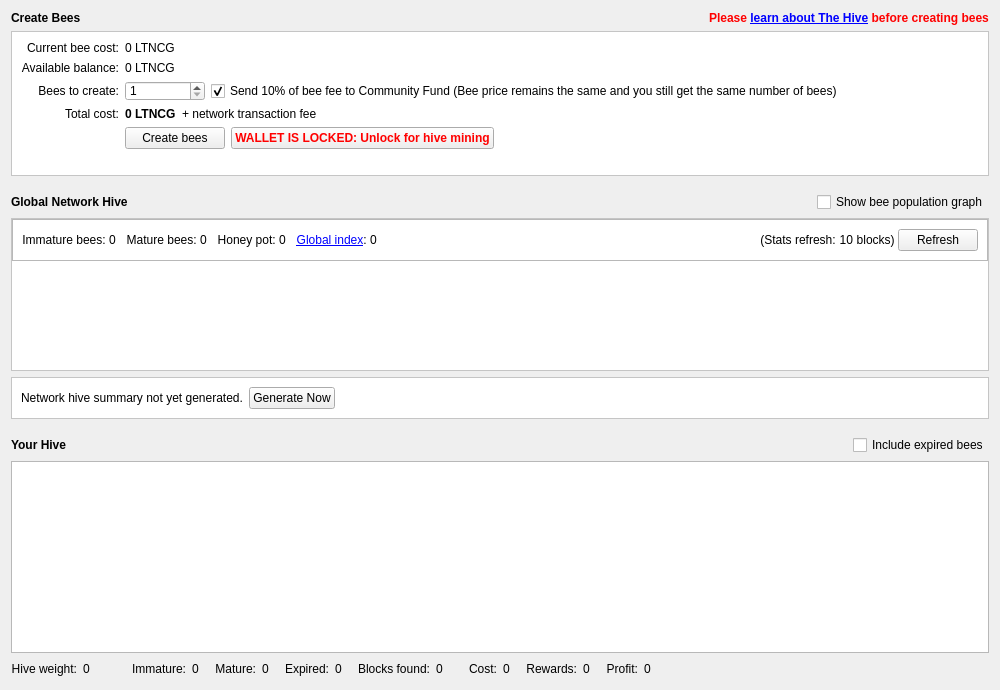
First picture: the form in src/qt/forms/hivedialog.ui, repository MerlinMagic2018/Lightning-Cash, before the edit.
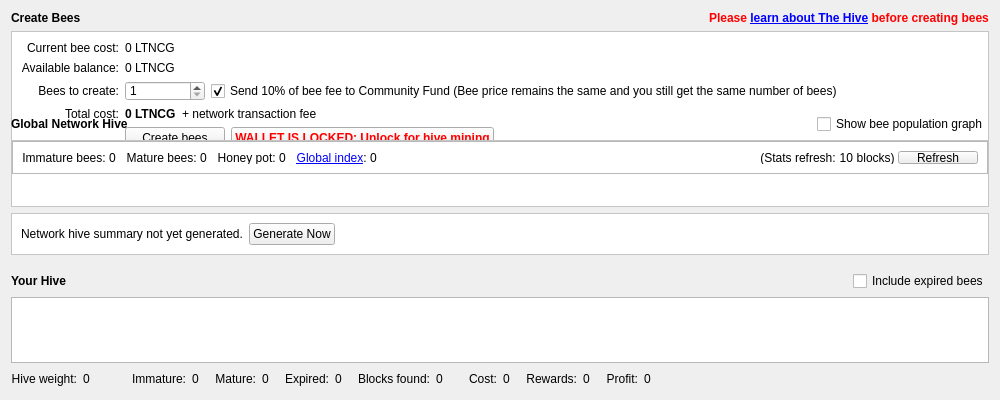
Second picture: the form after the edit. Icons and pictures are not drawn. Custom widgets are drawn as their Qt base class.

Commit message: Fixed window size

```diff
--- a/src/qt/forms/hivedialog.ui
+++ b/src/qt/forms/hivedialog.ui
@@ -7,7 +7,7 @@
     <x>0</x>
     <y>0</y>
     <width>1000</width>
-    <height>690</height>
+    <height>400</height>
    </rect>
   </property>
   <property name="sizePolicy">
@@ -19,7 +19,7 @@
   <property name="minimumSize">
    <size>
     <width>0</width>
-    <height>690</height>
+    <height>400</height>
    </size>
   </property>
   <property name="styleSheet">
```
